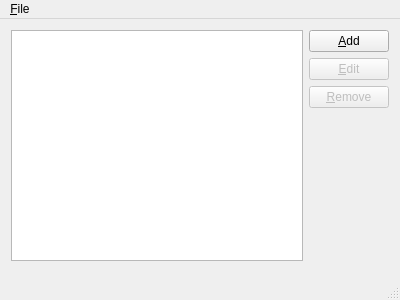
Qt form source/mainwindow.ui (martin-kudlicka/ram-disk) before a commit.
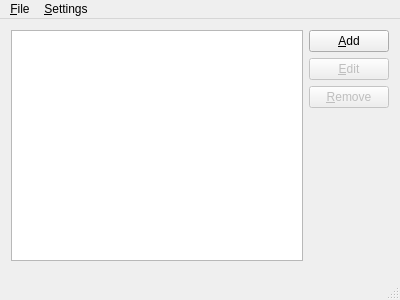
The same form after that commit. Icons and pictures are not drawn. Custom widgets are drawn as their Qt base class.

What changed in the file:
```diff
--- a/source/mainwindow.ui
+++ b/source/mainwindow.ui
@@ -93,7 +93,14 @@
     </property>
     <addaction name="actionE_xit"/>
    </widget>
+   <widget class="QMenu" name="menu_Settings">
+    <property name="title">
+     <string>&amp;Settings</string>
+    </property>
+    <addaction name="actionOptions"/>
+   </widget>
    <addaction name="menu_File"/>
+   <addaction name="menu_Settings"/>
   </widget>
   <widget class="QStatusBar" name="statusBar"/>
   <action name="actionE_xit">
```
Left out of the diff: 9 changed lines with no effect on the pictures.
